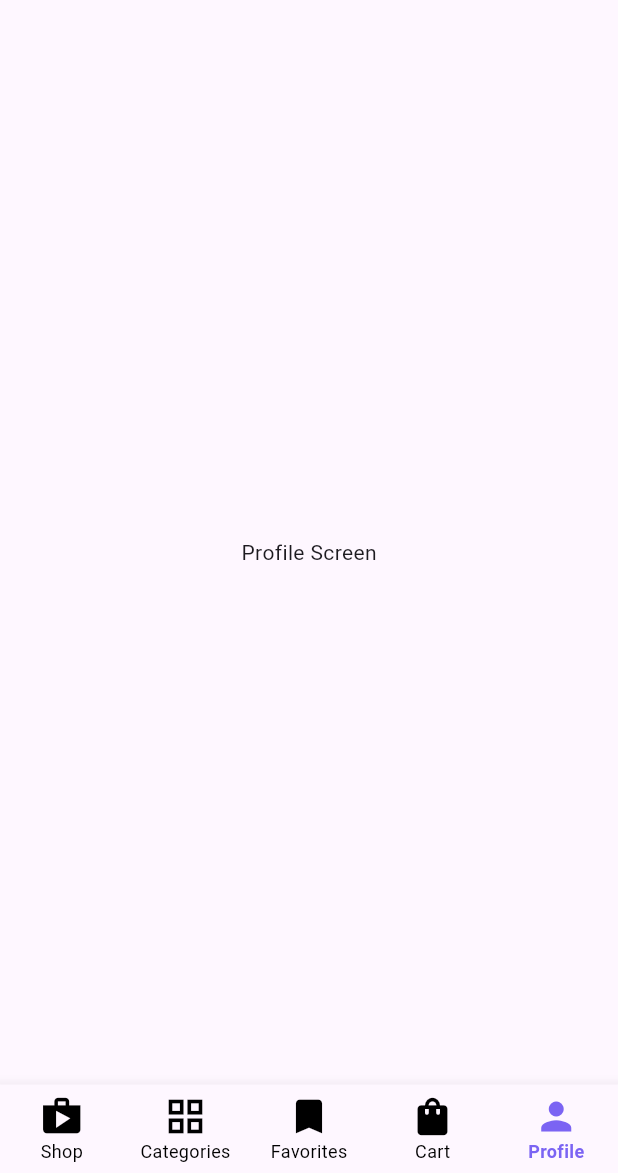
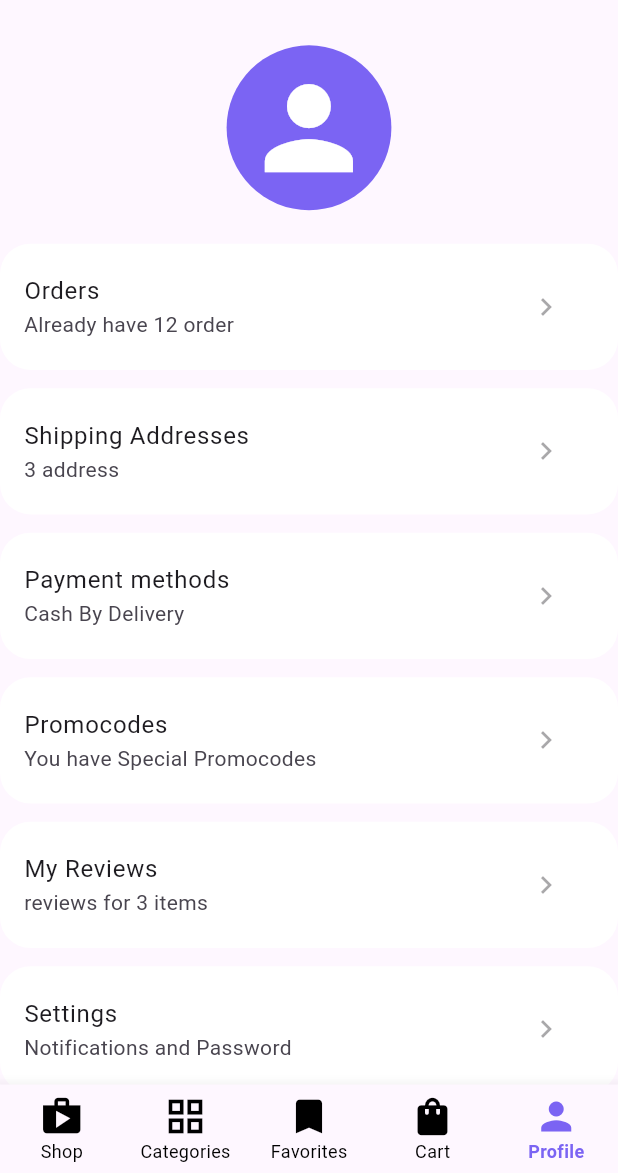
Before and after one commit to m7md015sh/e-commerce_test, a Flutter app: the screen it shows after launch, item 5 of the bottom bar chosen, on a phone screen of 412 x 824 dp, the part 63-1236 px from its top. Run offline on Flutter 3.47's test engine with Material 3 defaults, Android fonts, the phone set to English and light mode, and no system bars; our stand-ins replace bloc, carousel_slider, dio, flutter_bloc, flutter_countdown_timer, flutter_screenutil and 1 more; network calls fail.

Commit message:
done first virgin from setting screen

```diff
--- a/lib/features/profile_screen/profile_screen.dart
+++ b/lib/features/profile_screen/profile_screen.dart
@@ -1,12 +1,39 @@
 import 'package:flutter/material.dart';
+import 'package:flutter_screenutil/flutter_screenutil.dart';
+import 'package:test1/features/profile_screen/widgets/profile_option_item.dart';
+
+import 'widgets/user_porifile_avatar_widget.dart';
 
 class ProfileScreen extends StatelessWidget {
   const ProfileScreen({super.key});
-
   @override
   Widget build(BuildContext context) {
-    return const Center(
-      child: Text('Profile Screen'),
+    return SingleChildScrollView(
+      child: Column(
+        children: [
+          //profile icon
+          Padding(
+            padding: EdgeInsets.symmetric(vertical: 16.h),
+            child: UserAvatar(
+              icon: Icons.person,
+              backgroundColor: const Color(0xff7b64f3),
+              iconColor: Colors.white,
+              iconSize: 80.w,
+              size: 100.w,
+            ),
+          ),
+
+          const ProfileOptionItem(title: 'Orders',subTitle: 'Already have 12 order',),
+          const ProfileOptionItem(title: 'Shipping Addresses',subTitle: '3 address',),
+          const ProfileOptionItem(title: 'Payment methods',subTitle: 'Cash By Delivery',),
+          const ProfileOptionItem(title: 'Promocodes',subTitle: 'You have Special Promocodes',),
+          const ProfileOptionItem(title: 'My Reviews',subTitle: 'reviews for 3 items ',),
+          const ProfileOptionItem(title: 'Settings',subTitle: 'Notifications and Password',),
+
+
+
+        ],
+      ),
     );
   }
 }
--- /dev/null
+++ b/lib/features/profile_screen/widgets/profile_option_item.dart
@@ -0,0 +1,29 @@
+import 'package:flutter/material.dart';
+import 'package:flutter_screenutil/flutter_screenutil.dart';
+
+class ProfileOptionItem extends StatelessWidget {
+  const ProfileOptionItem({super.key, required this.title, required this.subTitle, this.onPressed});
+  final String title;
+  final String subTitle;
+  final void Function()? onPressed;
+  @override
+  Widget build(BuildContext context) {
+    return Padding(
+      padding:  EdgeInsets.symmetric(vertical: 6.h),
+      child: Container(
+        padding: EdgeInsets.symmetric(vertical: 6.h),
+        decoration: BoxDecoration(
+            color: Colors.white,
+            borderRadius: BorderRadius.all(Radius.circular(20.r))),
+        child:  ListTile(
+          trailing: IconButton(
+              onPressed: onPressed,
+             icon: const Icon(Icons.navigate_next)
+          ),
+          title: Text(title),
+          subtitle: Text(subTitle),
+        ),
+      ),
+    );
+  }
+}
--- /dev/null
+++ b/lib/features/profile_screen/widgets/user_porifile_avatar_widget.dart
@@ -0,0 +1,31 @@
+import 'package:flutter/cupertino.dart';
+import 'package:flutter/material.dart';
+
+class UserAvatar extends StatelessWidget {
+  final IconData icon;
+  final Color backgroundColor;
+  final Color iconColor;
+  final double size ;
+  final double iconSize ;
+
+  const UserAvatar({super.key,
+    required this.icon,
+    this.iconSize=16,
+    this.backgroundColor=const Color(0xFFfcf4e4),
+    this.iconColor=const Color(0xFF756d54),
+    this.size=50,
+  });
+
+  @override
+  Widget build(BuildContext context) {
+    return Container(
+      width: size,
+      height: size,
+      decoration: BoxDecoration(
+        borderRadius: BorderRadius.circular(size/2),
+        color: backgroundColor,
+      ),
+      child: Icon(icon,color: iconColor,size: iconSize,),
+    );
+  }
+}
```
